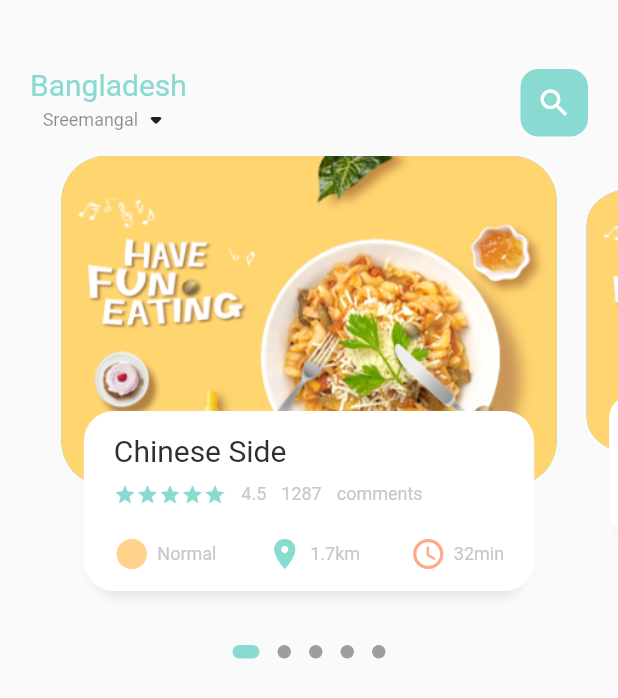
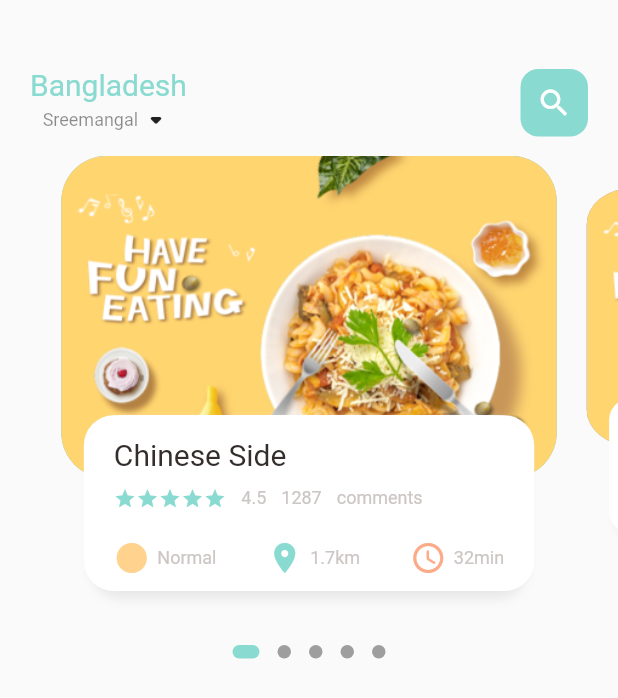
Before and after one commit to PriomDeb/food_order_app, a Flutter app: the screen it shows after launch, on a phone screen of 412 x 824 dp. Shown: the top 698 px of the screen. Run offline on Flutter 3.47's test engine with Material 2 defaults, Android fonts, the phone set to English and light mode, and no system bars; drawn by our look-alikes of dots_indicator; our stand-ins replace get.

Commit message:
Responsive height for hero container height

```diff
--- a/lib/home/food_page_body.dart
+++ b/lib/home/food_page_body.dart
@@ -3,6 +3,7 @@
 import 'package:dots_indicator/dots_indicator.dart';
 import 'package:flutter/material.dart';
 import 'package:food_order_app/utils/colors.dart';
+import 'package:food_order_app/utils/dimensions.dart';
 import 'package:food_order_app/widgets/big_text.dart';
 import 'package:food_order_app/widgets/icon_and_text_widget.dart';
 import 'package:food_order_app/widgets/small_text.dart';
@@ -20,7 +21,7 @@ class _FoodPageBodyState extends State<FoodPageBody> {
   var _currPageValue = 0.0;
 
   double _scaleFactor = 0.8;
-  double _height = 220;
+  double _height = Dimensions.pageViewContainer;
 
   @override
   void initState() {
@@ -112,7 +113,7 @@ class _FoodPageBodyState extends State<FoodPageBody> {
       child: Stack(
         children: [
           Container(
-            height: 220,
+            height: Dimensions.pageViewContainer,
             margin: EdgeInsets.only(left: 10, right: 10),
             decoration: BoxDecoration(
               borderRadius: BorderRadius.circular(30),
@@ -129,7 +130,7 @@ class _FoodPageBodyState extends State<FoodPageBody> {
             // We want the Container() to be in the bottom
             alignment: Alignment.bottomCenter,
             child: Container(
-              height: 120,
+              height: Dimensions.pageViewTextContainer,
               margin: EdgeInsets.only(left: 30, right: 30, bottom: 30),
               decoration: BoxDecoration(
                   borderRadius: BorderRadius.circular(20),
--- a/lib/main.dart
+++ b/lib/main.dart
@@ -1,5 +1,6 @@
 import 'package:flutter/material.dart';
 import 'package:food_order_app/home/main_food_page.dart';
+import 'package:get/get.dart';
 
 void main() {
   runApp(const MyApp());
@@ -11,7 +12,7 @@ class MyApp extends StatelessWidget {
   // This widget is the root of your application.
   @override
   Widget build(BuildContext context) {
-    return MaterialApp(
+    return GetMaterialApp(
       debugShowCheckedModeBanner: false,
       title: 'Flutter Demo',
       theme: ThemeData(
--- /dev/null
+++ b/lib/utils/dimensions.dart
@@ -0,0 +1,13 @@
+import 'package:flutter/material.dart';
+import 'package:get/get.dart';
+
+class Dimensions {
+  static double screenHeight = Get.context!.height;
+  static double screenWidth = Get.context!.width;
+
+  // Get dividing factor using device_height / designed_height => (844 / 220 = 3.84)
+  static double pageViewContainer = screenHeight / 3.84;
+
+  // 844 / 120 = 7.03
+  static double pageViewTextContainer = screenHeight / 7.03;
+}
--- a/pubspec.yaml
+++ b/pubspec.yaml
@@ -35,6 +35,7 @@ dependencies:
   # Use with the CupertinoIcons class for iOS style icons.
   cupertino_icons: ^1.0.2
   dots_indicator: ^2.0.0
+  get: ^4.1.4
 
 dev_dependencies:
   flutter_test:
```
Also changed, not shown: pubspec.lock.
